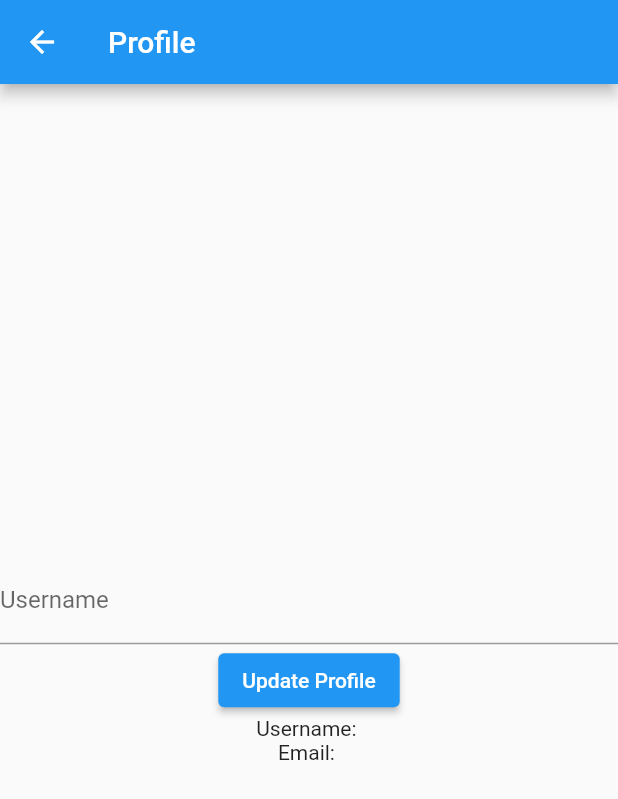
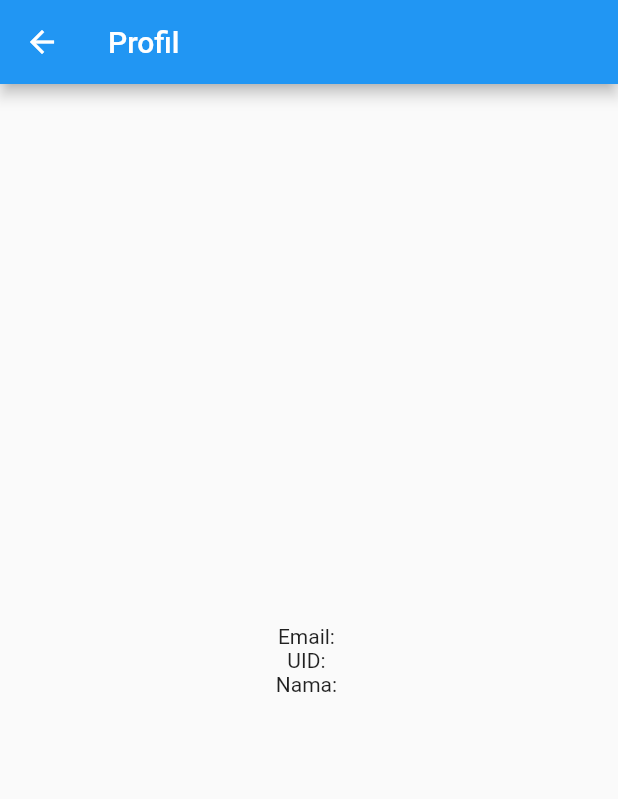
Before and after one commit to yunitaa1216/mini_project, a Flutter app: the ProfilePage screen opened directly, on a phone screen of 412 x 824 dp. Shown: the top 799 px of the screen. Run offline on Flutter 3.47's test engine with Material 2 defaults, Android fonts, the light colour scheme and no system bars; our stand-ins replace cloud_firestore, firebase_auth, firebase_core, google_fonts, iconsax, image_picker and 2 more; accounts and stored records are empty.

Commit message:
Update profil_page.dart

```diff
--- a/project/project_yunita/lib/features/user_auth/presentation/pages/profil_page.dart
+++ b/project/project_yunita/lib/features/user_auth/presentation/pages/profil_page.dart
@@ -55,11 +55,64 @@
 // //   }
 // // }
 
+import 'package:flutter/material.dart';
+import 'package:firebase_auth/firebase_auth.dart';
+// import 'package:project_yunita/firebase_auth_service.dart';
+import 'package:project_yunita/features/user_auth/firebase_auth_implementation/firebase_auth_services.dart';
+
+
+class ProfilePage extends StatefulWidget {
+  @override
+  _ProfilePageState createState() => _ProfilePageState();
+}
+
+class _ProfilePageState extends State<ProfilePage> {
+  FirebaseAuthService _authService = FirebaseAuthService();
+
+  @override
+  Widget build(BuildContext context) {
+    User? user = _authService.getCurrentUser();
+
+    return Scaffold(
+      appBar: AppBar(
+        title: Text('Profil'),
+      ),
+      body: Center(
+        child: Column(
+          mainAxisAlignment: MainAxisAlignment.center,
+          children: [
+            Text('Email: ${user?.email ?? 'Belum masuk'}'),
+            Text('UID: ${user?.uid ?? 'Belum masuk'}'),
+            FutureBuilder<Map<String, dynamic>?>(
+              future: _authService.getUserData(user?.uid ?? ''),
+              builder: (context, snapshot) {
+                if (snapshot.connectionState == ConnectionState.waiting) {
+                  return CircularProgressIndicator();
+                } else if (snapshot.hasError) {
+                  return Text('Terjadi kesalahan: ${snapshot.error}');
+                } else if (snapshot.hasData) {
+                  final userData = snapshot.data;
+                  return Column(
+                    children: [
+                      Text('Nama: ${userData?['nama'] ?? 'Tidak ada data'}'),
+                      // Tambahkan informasi profil lainnya di sini
+                    ],
+                  );
+                } else {
+                  return Text('Tidak ada data pengguna.');
+                }
+              },
+            ),
+          ],
+        ),
+      ),
+    );
+  }
+}
+
 // import 'package:flutter/material.dart';
 // import 'package:firebase_auth/firebase_auth.dart';
-// // import 'package:project_yunita/firebase_auth_service.dart';
-// import 'package:project_yunita/features/user_auth/firebase_auth_implementation/firebase_auth_services.dart';
-
+// import 'package:cloud_firestore/cloud_firestore.dart';
 
 // class ProfilePage extends StatefulWidget {
 //   @override
@@ -67,121 +120,68 @@
 // }
 
 // class _ProfilePageState extends State<ProfilePage> {
-//   FirebaseAuthService _authService = FirebaseAuthService();
+//   final FirebaseAuth _auth = FirebaseAuth.instance;
+//   final FirebaseFirestore _firestore = FirebaseFirestore.instance;
+//   User? _user;
+//   Map<String, dynamic>? _userData;
+//   TextEditingController _usernameController = TextEditingController();
+
+//   @override
+//   void initState() {
+//     super.initState();
+//     _fetchUserData();
+//   }
+
+//   Future<void> _fetchUserData() async {
+//     _user = _auth.currentUser;
+//     if (_user != null) {
+//       final userDataSnapshot =
+//           await _firestore.collection('users').doc(_user!.uid).get();
+
+//       if (userDataSnapshot.exists) {
+//         setState(() {
+//           _userData = userDataSnapshot.data() as Map<String, dynamic>;
+//           _usernameController.text = _userData!['username'];
+//         });
+//       }
+//     }
+//   }
+
+//   Future<void> _updateUserData() async {
+//     if (_user != null) {
+//       await _firestore.collection('users').doc(_user!.uid).update({
+//         'username': _usernameController.text,
+//         // Tambahkan lebih banyak bidang data pengguna yang ingin diubah di sini
+//       });
+//     }
+//   }
 
 //   @override
 //   Widget build(BuildContext context) {
-//     User? user = _authService.getCurrentUser();
-
 //     return Scaffold(
 //       appBar: AppBar(
-//         title: Text('Profil'),
+//         title: Text("Profile"),
 //       ),
-//       body: Center(
-//         child: Column(
-//           mainAxisAlignment: MainAxisAlignment.center,
-//           children: [
-//             Text('Email: ${user?.email ?? 'Belum masuk'}'),
-//             Text('UID: ${user?.uid ?? 'Belum masuk'}'),
-//             FutureBuilder<Map<String, dynamic>?>(
-//               future: _authService.getUserData(user?.uid ?? ''),
-//               builder: (context, snapshot) {
-//                 if (snapshot.connectionState == ConnectionState.waiting) {
-//                   return CircularProgressIndicator();
-//                 } else if (snapshot.hasError) {
-//                   return Text('Terjadi kesalahan: ${snapshot.error}');
-//                 } else if (snapshot.hasData) {
-//                   final userData = snapshot.data;
-//                   return Column(
-//                     children: [
-//                       Text('Nama: ${userData?['nama'] ?? 'Tidak ada data'}'),
-//                       // Tambahkan informasi profil lainnya di sini
-//                     ],
-//                   );
-//                 } else {
-//                   return Text('Tidak ada data pengguna.');
-//                 }
-//               },
-//             ),
-//           ],
-//         ),
-//       ),
+//       body: _userData != null
+//           ? Column(
+//               mainAxisAlignment: MainAxisAlignment.center,
+//               children: [
+//                 TextFormField(
+//                   controller: _usernameController,
+//                   decoration: InputDecoration(labelText: 'Username'),
+//                 ),
+//                 ElevatedButton(
+//                   onPressed: () {
+//                     _updateUserData();
+//                   },
+//                   child: Text('Update Profile'),
+//                 ),
+//                 Text("Username: ${_userData!['username']}"),
+//                 Text("Email: ${_userData!['email']}"),
+//                 // Tambahkan lebih banyak bidang data pengguna jika diperlukan
+//               ],
+//             )
+//           : CircularProgressIndicator(), // Tampilkan indikator loading saat mengambil data
 //     );
 //   }
 // }
-
-import 'package:flutter/material.dart';
-import 'package:firebase_auth/firebase_auth.dart';
-import 'package:cloud_firestore/cloud_firestore.dart';
-
-class ProfilePage extends StatefulWidget {
-  @override
-  _ProfilePageState createState() => _ProfilePageState();
-}
-
-class _ProfilePageState extends State<ProfilePage> {
-  final FirebaseAuth _auth = FirebaseAuth.instance;
-  final FirebaseFirestore _firestore = FirebaseFirestore.instance;
-  User? _user;
-  Map<String, dynamic>? _userData;
-  TextEditingController _usernameController = TextEditingController();
-
-  @override
-  void initState() {
-    super.initState();
-    _fetchUserData();
-  }
-
-  Future<void> _fetchUserData() async {
-    _user = _auth.currentUser;
-    if (_user != null) {
-      final userDataSnapshot =
-          await _firestore.collection('users').doc(_user!.uid).get();
-
-      if (userDataSnapshot.exists) {
-        setState(() {
-          _userData = userDataSnapshot.data() as Map<String, dynamic>;
-          _usernameController.text = _userData!['username'];
-        });
-      }
-    }
-  }
-
-  Future<void> _updateUserData() async {
-    if (_user != null) {
-      await _firestore.collection('users').doc(_user!.uid).update({
-        'username': _usernameController.text,
-        // Tambahkan lebih banyak bidang data pengguna yang ingin diubah di sini
-      });
-    }
-  }
-
-  @override
-  Widget build(BuildContext context) {
-    return Scaffold(
-      appBar: AppBar(
-        title: Text("Profile"),
-      ),
-      body: _userData != null
-          ? Column(
-              mainAxisAlignment: MainAxisAlignment.center,
-              children: [
-                TextFormField(
-                  controller: _usernameController,
-                  decoration: InputDecoration(labelText: 'Username'),
-                ),
-                ElevatedButton(
-                  onPressed: () {
-                    _updateUserData();
-                  },
-                  child: Text('Update Profile'),
-                ),
-                Text("Username: ${_userData!['username']}"),
-                Text("Email: ${_userData!['email']}"),
-                // Tambahkan lebih banyak bidang data pengguna jika diperlukan
-              ],
-            )
-          : CircularProgressIndicator(), // Tampilkan indikator loading saat mengambil data
-    );
-  }
-}
```
